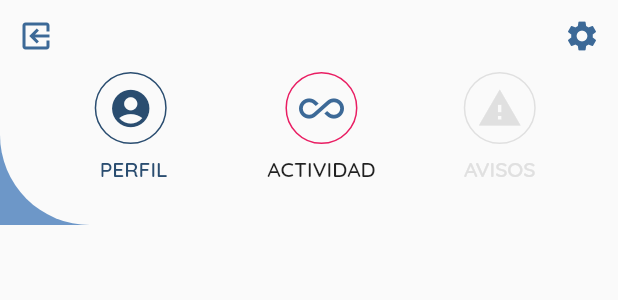
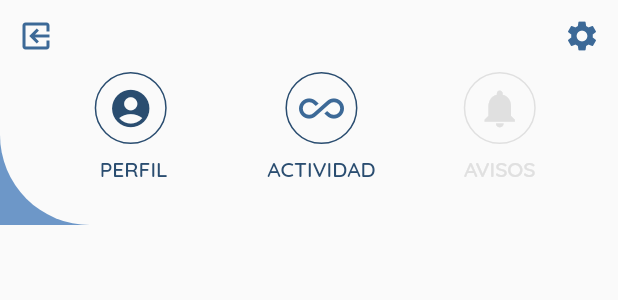
Before and after one commit to Mobility-Solutions/Transportify, a Flutter app: the TopPart widget shown alone on an empty page, opened directly, on a phone screen of 412 x 824 dp. Shown: the top 300 px of the screen. Run offline on Flutter 3.47's test engine with Material 2 defaults, Android fonts, the phone set to English and light mode, and no system bars; our stand-ins replace cloud_firestore, firebase_auth, flutter_datetime_picker, google_maps_flutter, toast; accounts and stored records are empty.

Commit message:
Mejora iconos TopPart

```diff
--- a/lib/vistas/inicio/Inicio.dart
+++ b/lib/vistas/inicio/Inicio.dart
@@ -140,7 +140,8 @@ class TopPart extends UserDependantStatelessWidget {
                       Container(
                         decoration: BoxDecoration(
                             shape: BoxShape.circle,
-                            border: Border.all(color: Colors.pink)),
+                            border: Border.all(
+                                color: TransportifyColors.primarySwatch[900])),
                         child: Padding(
                           padding: const EdgeInsets.all(8.0),
                           child: Icon(
@@ -156,13 +157,15 @@ class TopPart extends UserDependantStatelessWidget {
                       Text(
                         " ACTIVIDAD ",
                         style: TextStyle(
-                            fontWeight: FontWeight.w500, fontSize: 14.0),
+                            fontWeight: FontWeight.w500,
+                            fontSize: 14.0,
+                            color: TransportifyColors.primarySwatch[900]),
                       )
                     ],
                   ),
                   GestureDetector(
                       onTap: () {
-                          //TODO Avisos.
+                        //TODO Avisos.
                       },
                       child: Column(
                         children: <Widget>[
@@ -173,7 +176,7 @@ class TopPart extends UserDependantStatelessWidget {
                             child: Padding(
                               padding: const EdgeInsets.all(8.0),
                               child: Icon(
-                                Icons.warning,
+                                Icons.notifications,
                                 size: 30.0,
                                 color: Colors.grey[300],
                               ),
@@ -185,7 +188,9 @@ class TopPart extends UserDependantStatelessWidget {
                           Text(
                             "AVISOS",
                             style: TextStyle(
-                                fontWeight: FontWeight.w500, fontSize: 14.0,color: Colors.grey[300]),
+                                fontWeight: FontWeight.w500,
+                                fontSize: 14.0,
+                                color: Colors.grey[300]),
                           )
                         ],
                       ))
@@ -304,7 +309,8 @@ class CrearViajePart extends UserDependantStatelessWidget {
                 : Datos.obtenerStreamBuilderDocumentBDFromReference(
                     usuario.reference, (context, snapshot) {
                     if (!snapshot.hasData) return const Text("Cargando...");
-                    if (snapshot.data.exists) usuario.loadFromSnapshot(snapshot.data);
+                    if (snapshot.data.exists)
+                      usuario.loadFromSnapshot(snapshot.data);
                     return Text(
                       usuario?.viajesCreados?.toString() ?? '-',
                       style: TextStyle(
```
